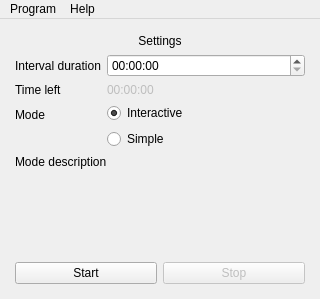
Beatle95/break_reminder_app, file ui/MainWindow.ui: the form before one commit.
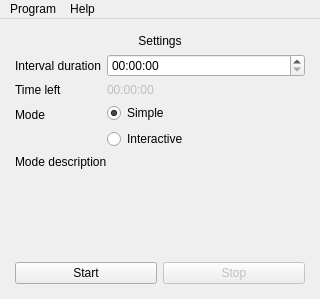
The form after the commit.

Commit message: Disable interactive mode for non Windows builds

```diff
--- a/ui/MainWindow.ui
+++ b/ui/MainWindow.ui
@@ -84,6 +84,16 @@
       </item>
       <item row="5" column="1">
        <layout class="QVBoxLayout" name="verticalLayout_2">
+        <item>
+         <widget class="QRadioButton" name="rbTimeBasedMode">
+          <property name="text">
+           <string>Simple</string>
+          </property>
+          <property name="checked">
+           <bool>true</bool>
+          </property>
+         </widget>
+        </item>
         <item>
          <widget class="QRadioButton" name="rbInteractiveMode">
           <property name="enabled">
@@ -93,16 +103,6 @@
            <string>Interactive</string>
           </property>
           <property name="checked">
-           <bool>true</bool>
-          </property>
-         </widget>
-        </item>
-        <item>
-         <widget class="QRadioButton" name="rbTimeBasedMode">
-          <property name="text">
-           <string>Simple</string>
-          </property>
-          <property name="checked">
            <bool>false</bool>
           </property>
          </widget>
```
Left out of the diff: 2 changed lines with no effect on the pictures. The commit also changes 1 other file.
